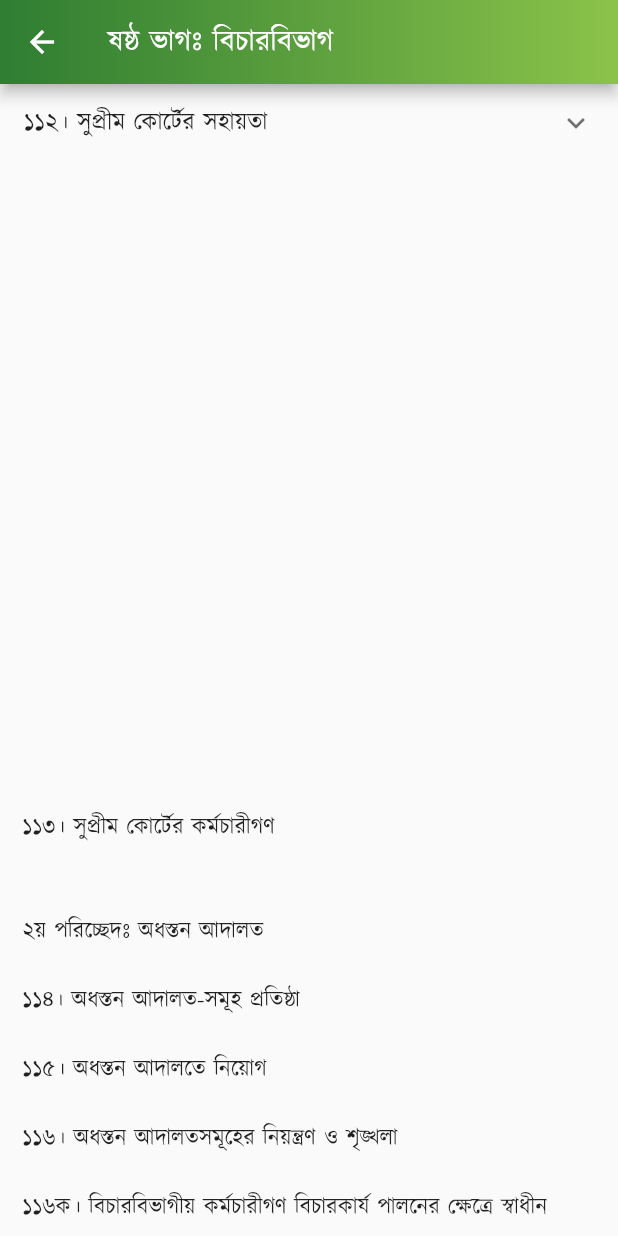
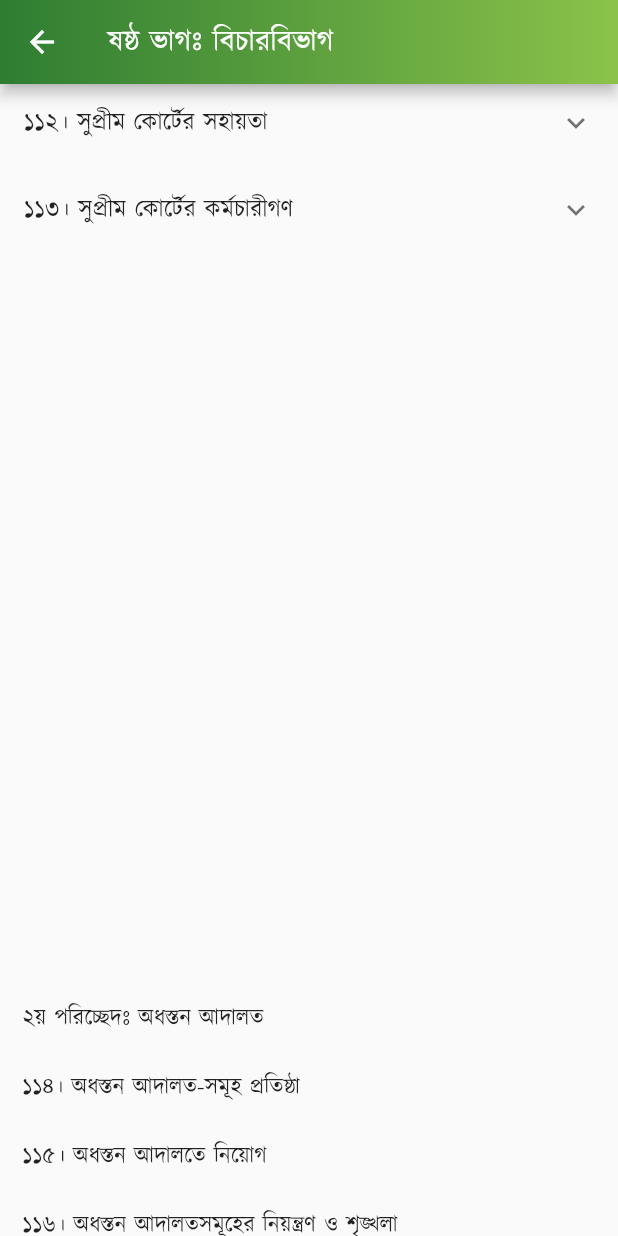
Before and after one commit to Azimul-Haque/flutter-onesignal, a Flutter app: the PartSix screen opened directly, scrolled down 1152 dp, on a phone screen of 412 x 824 dp. Run offline on Flutter 3.47's test engine with Material 2 defaults, Android fonts, the phone set to English and light mode, and no system bars; our stand-ins replace fluttertoast, package_info_plus, percent_indicator, shared_preferences, sqflite; missing offline and left inert: blinking_text, flutter_share, onesignal_flutter, slide_popup_dialog; accounts and stored records are empty; network calls fail.

Commit message:
Commit Fri 04/29/2022 14:21:09.21 17623

```diff
--- a/lib/pages/constitution/part6.dart
+++ b/lib/pages/constitution/part6.dart
@@ -319,11 +319,21 @@ class PartSix extends StatelessWidget {
               )),
             ],
           ),
+          ExpansionTile(
+            title: Text('১১৩। সুপ্রীম কোর্টের কর্মচারীগণ'),
+            children: <Widget>[
+              ListTile(
+                  title: Text(
+                '১১২। প্রজাতন্ত্রের রাষ্ট্রীয় সীমানার অন্তর্ভুক্ত সকল নির্বাহী ও বিচার বিভাগীয় কর্তৃপক্ষ সুপ্রীম কোর্টের সহায়তা করিবেন।',
+                textAlign: TextAlign.justify,
+              )),
+            ],
+          ),
           Padding(
             padding: EdgeInsets.all(15),
             child: Column(children: <Widget>[
               Text(
-                " \n\n \n\n \n\n \n\n \n\n \n\n \n\n \n\n \n\n১১৩। সুপ্রীম কোর্টের কর্মচারীগণ \n\n\n২য় পরিচ্ছেদঃ অধস্তন আদালত \n\n১১৪। অধস্তন আদালত-সমূহ প্রতিষ্ঠা \n\n১১৫। অধস্তন আদালতে নিয়োগ \n\n১১৬। অধস্তন আদালতসমূহের নিয়ন্ত্রণ ও শৃঙ্খলা \n\n১১৬ক। বিচারবিভাগীয় কর্মচারীগণ বিচারকার্য পালনের ক্ষেত্রে স্বাধীন \n\n\n৩য় পরিচ্ছেদঃ প্রশাসনিক ট্রাইব্যুনাল \n\n১১৭। প্রশাসনিক ট্রাইব্যুনালসমূহ \n\n\nষষ্ঠ ক ভাগ-জাতীয়দল [সংবিধান (পঞ্চদশ সংশোধন) আইন, ২০১১ (২০১১ সনের ১৪ নং আইন)-এর ৪১ ধারাবলে বিলুপ্ত।]",
+                " \n\n \n\n \n\n \n\n \n\n \n\n \n\n \n\n \n\n \n\n\n২য় পরিচ্ছেদঃ অধস্তন আদালত \n\n১১৪। অধস্তন আদালত-সমূহ প্রতিষ্ঠা \n\n১১৫। অধস্তন আদালতে নিয়োগ \n\n১১৬। অধস্তন আদালতসমূহের নিয়ন্ত্রণ ও শৃঙ্খলা \n\n১১৬ক। বিচারবিভাগীয় কর্মচারীগণ বিচারকার্য পালনের ক্ষেত্রে স্বাধীন \n\n\n৩য় পরিচ্ছেদঃ প্রশাসনিক ট্রাইব্যুনাল \n\n১১৭। প্রশাসনিক ট্রাইব্যুনালসমূহ \n\n\nষষ্ঠ ক ভাগ-জাতীয়দল [সংবিধান (পঞ্চদশ সংশোধন) আইন, ২০১১ (২০১১ সনের ১৪ নং আইন)-এর ৪১ ধারাবলে বিলুপ্ত।]",
                 style:
                     TextStyle(color: Colors.black87, fontSize: 15, height: 1.5),
                 textAlign: TextAlign.justify,
```
